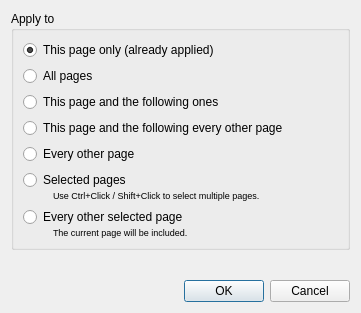
Above: filters/page_layout/ui/PageLayoutApplyDialog.ui from 4lex4/scantailor-advanced before the change. Below: the same form after it.
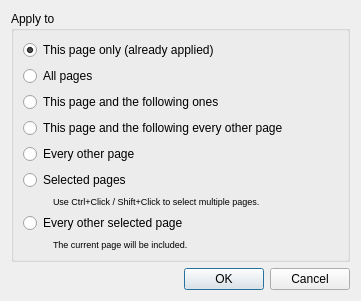
That is the form after the change.

Commit message: + ColorManager ~ Dark Scheme finished ~ Other changes

```diff
--- a/filters/page_layout/ui/PageLayoutApplyDialog.ui
+++ b/filters/page_layout/ui/PageLayoutApplyDialog.ui
@@ -10,7 +10,7 @@
     <x>0</x>
     <y>0</y>
     <width>361</width>
-    <height>313</height>
+    <height>290</height>
    </rect>
   </property>
   <layout class="QVBoxLayout" name="verticalLayout_5">
@@ -71,15 +71,6 @@
        </widget>
       </item>
       <item>
-       <widget class="QWidget" name="selectedPagesWidget" native="true">
-        <layout class="QVBoxLayout" name="verticalLayout">
-         <property name="spacing">
-          <number>0</number>
-         </property>
-         <property name="margin">
-          <number>0</number>
-         </property>
-         <item>
           <widget class="QRadioButton" name="selectedPagesRB">
            <property name="text">
             <string>Selected pages</string>
@@ -121,18 +112,6 @@
            </item>
           </layout>
          </item>
-        </layout>
-       </widget>
-      </item>
-      <item>
-       <widget class="QWidget" name="everyOtherSelectedWidget" native="true">
-        <layout class="QVBoxLayout" name="verticalLayout_4">
-         <property name="spacing">
-          <number>0</number>
-         </property>
-         <property name="margin">
-          <number>0</number>
-         </property>
          <item>
           <widget class="QRadioButton" name="everyOtherSelectedRB">
            <property name="text">
@@ -171,9 +150,6 @@
             </widget>
            </item>
           </layout>
-         </item>
-        </layout>
-       </widget>
       </item>
      </layout>
     </widget>
```
Left out of the diff: 12 changed lines with no effect on the pictures. Lines whose indentation alone changed are shown as unchanged. The commit also changes 70 other files.
